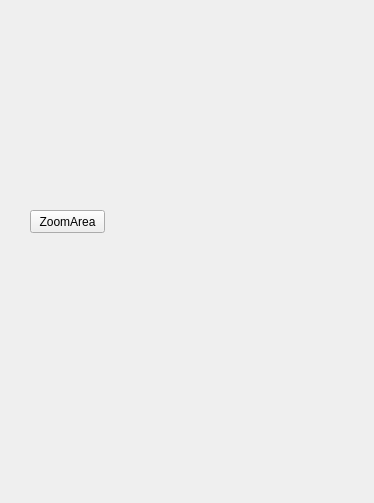
The window that PRS_dockwidget_base.ui (EnderPeter/GEO1005) describes before a commit, drawn with Qt 5.
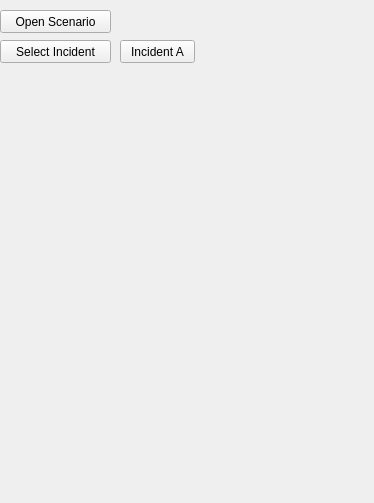
The same window after the commit.

Patch:
```diff
--- a/PRS_dockwidget_base.ui
+++ b/PRS_dockwidget_base.ui
@@ -14,28 +14,43 @@
    <string>PRS_PoliceResponseSystem</string>
   </property>
   <widget class="QWidget" name="dockWidgetContents">
-   <widget class="QWidget" name="verticalLayoutWidget">
+   <widget class="QPushButton" name="openScenario">
     <property name="geometry">
      <rect>
-      <x>20</x>
-      <y>30</y>
-      <width>331</width>
-      <height>161</height>
+      <x>0</x>
+      <y>10</y>
+      <width>111</width>
+      <height>23</height>
      </rect>
     </property>
-    <layout class="QVBoxLayout" name="verticalLayout"/>
+    <property name="text">
+     <string>Open Scenario</string>
+    </property>
    </widget>
    <widget class="QPushButton" name="zoomArea">
     <property name="geometry">
      <rect>
-      <x>30</x>
-      <y>210</y>
+      <x>120</x>
+      <y>40</y>
       <width>75</width>
       <height>23</height>
      </rect>
     </property>
     <property name="text">
-     <string>ZoomArea</string>
+     <string>Incident A</string>
+    </property>
+   </widget>
+   <widget class="QPushButton" name="pushButton_2">
+    <property name="geometry">
+     <rect>
+      <x>0</x>
+      <y>40</y>
+      <width>111</width>
+      <height>23</height>
+     </rect>
+    </property>
+    <property name="text">
+     <string>Select Incident</string>
     </property>
    </widget>
   </widget>
```
Left out of the diff: 2 changed lines with no effect on the pictures.
